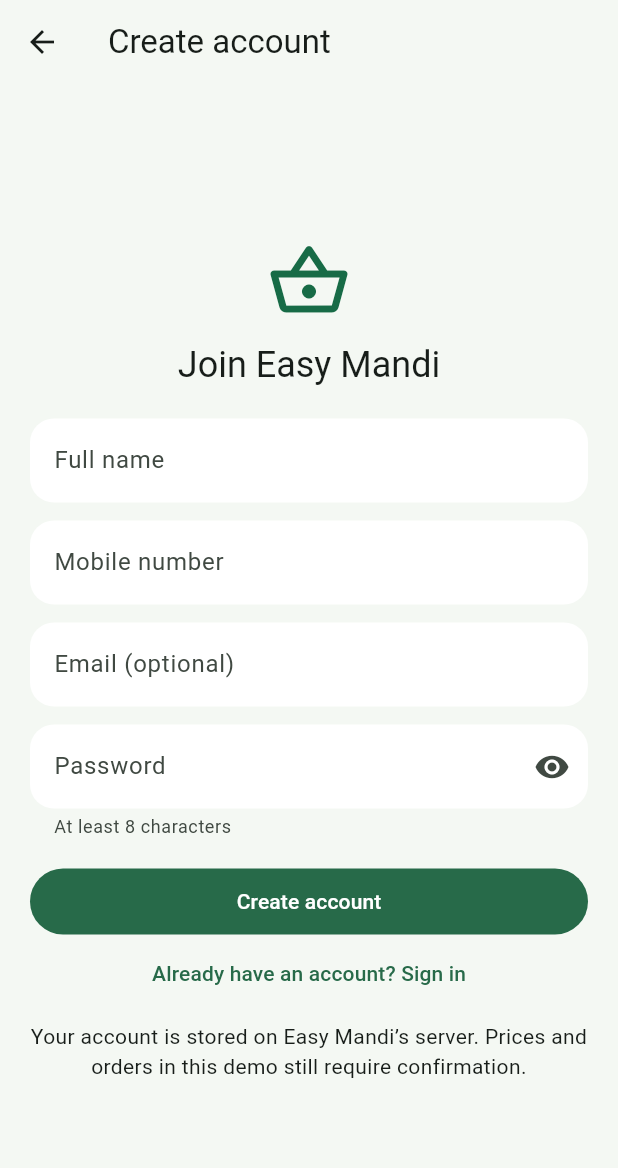
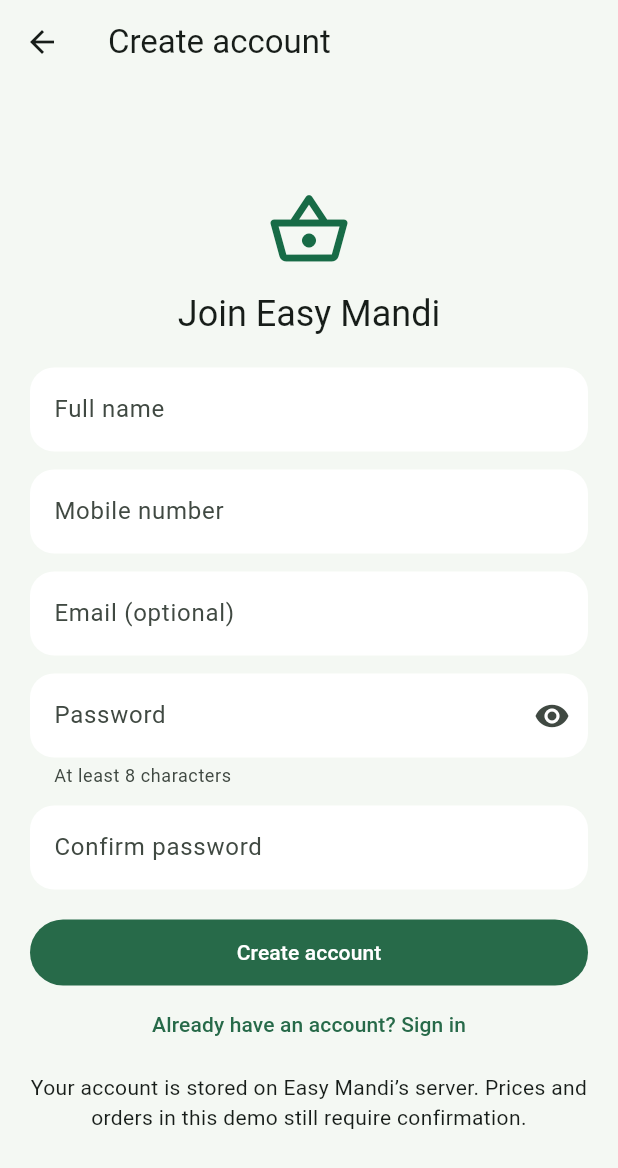
Before and after one commit to Programmer-s-Picnic/easymandi, a Flutter app: the AccountPage screen opened directly, after a tap on "Sign in", after a tap on "New here? Create an account", on a phone screen of 412 x 824 dp. Shown: the top 1168 px of the screen. Run offline on Flutter 3.47's test engine with Material 3 defaults, Android fonts, the phone set to English and light mode, and no system bars; our stand-ins replace flutter_secure_storage, shared_preferences, sqflite; accounts and stored records are empty; network calls fail.

Commit message:
Add confirm password to registration

```diff
--- a/lib/account_page.dart
+++ b/lib/account_page.dart
@@ -16,12 +16,13 @@
   final _email = TextEditingController();
   final _login = TextEditingController();
   final _password = TextEditingController();
+  final _confirmPassword = TextEditingController();
   bool _register = false, _busy = false, _showPassword = false;
   String? _error;
 
   @override
   void dispose() {
-    _name.dispose(); _mobile.dispose(); _email.dispose(); _login.dispose(); _password.dispose();
+    _name.dispose(); _mobile.dispose(); _email.dispose(); _login.dispose(); _password.dispose(); _confirmPassword.dispose();
     super.dispose();
   }
 
@@ -31,7 +32,8 @@
     try {
       final user = _register
           ? await AuthService.instance.register(
-              name: _name.text, mobile: _mobile.text, email: _email.text, password: _password.text)
+              name: _name.text, mobile: _mobile.text, email: _email.text,
+              password: _password.text, passwordConfirmation: _confirmPassword.text)
           : await AuthService.instance.login(login: _login.text, password: _password.text);
       if (mounted) Navigator.pop(context, user);
     } on AuthException catch (error) {
@@ -80,6 +82,13 @@
                 onPressed: () => setState(() => _showPassword = !_showPassword),
                 icon: Icon(_showPassword ? Icons.visibility_off : Icons.visibility))),
             validator: (v) => (v?.length ?? 0) < (_register ? 8 : 1) ? 'Enter ${_register ? 'at least 8 characters' : 'your password'}' : null),
+          if (_register) ...[
+            const SizedBox(height: 12),
+            TextFormField(controller: _confirmPassword, obscureText: !_showPassword,
+              decoration: const InputDecoration(labelText: 'Confirm password'),
+              validator: (v) => v == null || v.isEmpty ? 'Confirm your password'
+                : v != _password.text ? 'Passwords do not match' : null),
+          ],
           if (_error != null) Padding(padding: const EdgeInsets.only(top: 12),
             child: Text(_error!, style: const TextStyle(color: Colors.red))),
           const SizedBox(height: 18),
@@ -87,6 +96,7 @@
             child: Padding(padding: const EdgeInsets.all(12), child: Text(_busy ? 'Please wait...' : _register ? 'Create account' : 'Sign in'))),
           TextButton(onPressed: _busy ? null : () {
             _form.currentState?.reset();
+            _password.clear(); _confirmPassword.clear();
             setState(() { _register = !_register; _error = null; });
           }, child: Text(_register ? 'Already have an account? Sign in' : 'New here? Create an account')),
           const SizedBox(height: 8),
```
